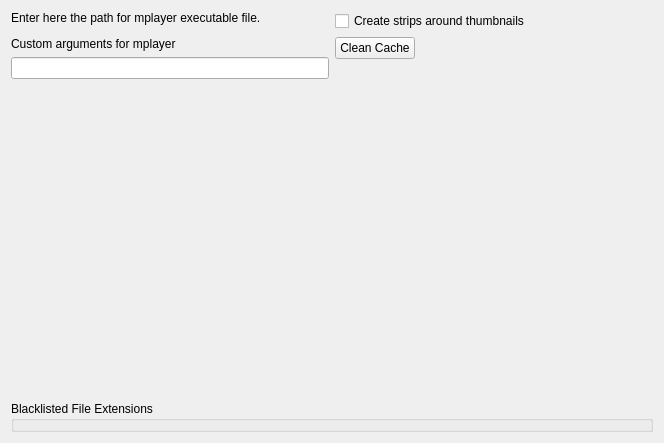
This is src/configDialog.ui in KDE/mplayerthumbs as Qt 5 draws it before an edit. The edited form follows.
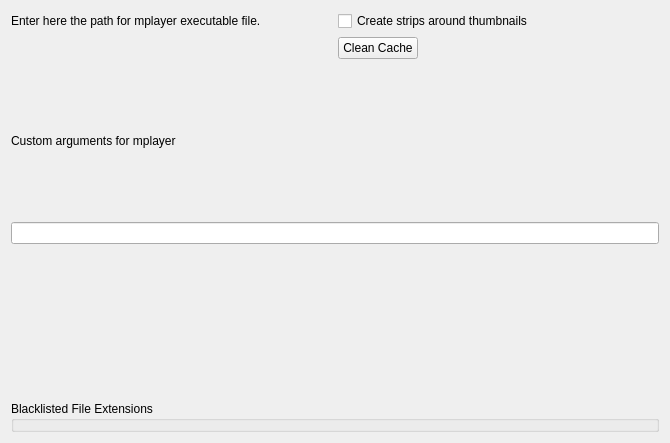
This is the edited form. Custom widgets are drawn as their Qt base class.

Patch:
```diff
--- a/src/configDialog.ui
+++ b/src/configDialog.ui
@@ -14,52 +14,23 @@
   </property>
   <layout class="QGridLayout" name="gridLayout" >
    <item row="0" column="0" >
-    <layout class="QVBoxLayout" name="verticalLayout_2" >
-     <item>
       <widget class="QLabel" name="label" >
        <property name="text" >
         <string>Enter here the path for mplayer executable file.</string>
        </property>
       </widget>
      </item>
-     <item>
-      <widget class="KUrlRequester" name="kcfg_mplayerbin" />
-     </item>
-     <item>
-      <widget class="QLabel" name="label_2" >
-       <property name="text" >
-        <string>Custom arguments for mplayer</string>
-       </property>
-      </widget>
-     </item>
-     <item>
-      <widget class="KLineEdit" name="kcfg_customargs" />
-     </item>
-     <item>
-      <spacer name="verticalSpacer_2" >
-       <property name="orientation" >
-        <enum>Qt::Vertical</enum>
-       </property>
-       <property name="sizeHint" stdset="0" >
-        <size>
-         <width>20</width>
-         <height>40</height>
-        </size>
-       </property>
-      </spacer>
-     </item>
-    </layout>
-   </item>
    <item row="0" column="1" >
-    <layout class="QVBoxLayout" name="verticalLayout" >
-     <item>
       <widget class="QCheckBox" name="kcfg_createStrips" >
        <property name="text" >
         <string>Create strips around thumbnails</string>
        </property>
       </widget>
      </item>
-     <item>
+   <item row="1" column="0" >
+    <widget class="KUrlRequester" name="kcfg_mplayerbin" />
+   </item>
+   <item row="1" column="1" >
       <layout class="QHBoxLayout" name="horizontalLayout" >
        <item>
         <widget class="KPushButton" name="clean_cache" >
@@ -83,22 +54,43 @@
        </item>
       </layout>
      </item>
-     <item>
+   <item row="2" column="0" >
+    <widget class="QLabel" name="label_2" >
+     <property name="text" >
+      <string>Custom arguments for mplayer</string>
+     </property>
+    </widget>
+   </item>
+   <item row="2" column="1" >
       <spacer name="verticalSpacer" >
        <property name="orientation" >
         <enum>Qt::Vertical</enum>
        </property>
        <property name="sizeHint" stdset="0" >
         <size>
-         <width>20</width>
-         <height>40</height>
+       <width>321</width>
+       <height>21</height>
         </size>
        </property>
       </spacer>
      </item>
-    </layout>
+   <item row="3" column="0" colspan="2" >
+    <widget class="KLineEdit" name="kcfg_customargs" />
    </item>
-   <item row="1" column="0" colspan="2" >
+   <item row="4" column="0" >
+    <spacer name="verticalSpacer_2" >
+     <property name="orientation" >
+      <enum>Qt::Vertical</enum>
+     </property>
+     <property name="sizeHint" stdset="0" >
+      <size>
+       <width>321</width>
+       <height>13</height>
+      </size>
+     </property>
+    </spacer>
+   </item>
+   <item row="5" column="0" colspan="2" >
     <widget class="KEditListBox" name="kcfg_noextensions" >
      <property name="title" >
       <string>Blacklisted File Extensions</string>
```
Lines whose indentation alone changed are shown as unchanged.
